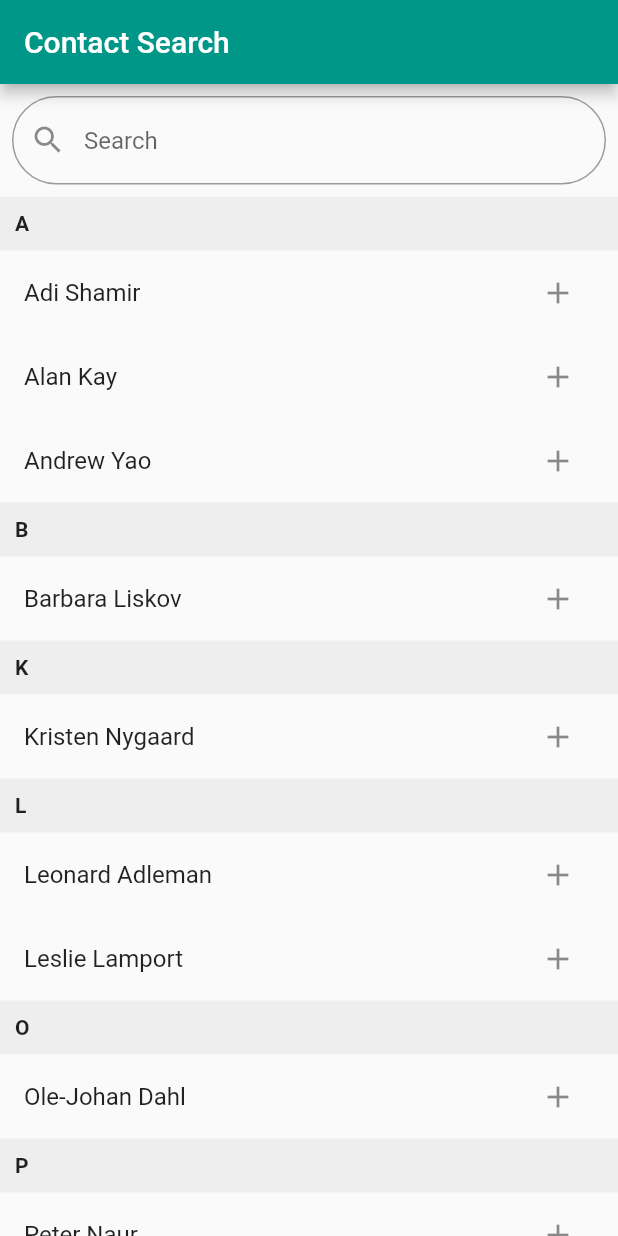
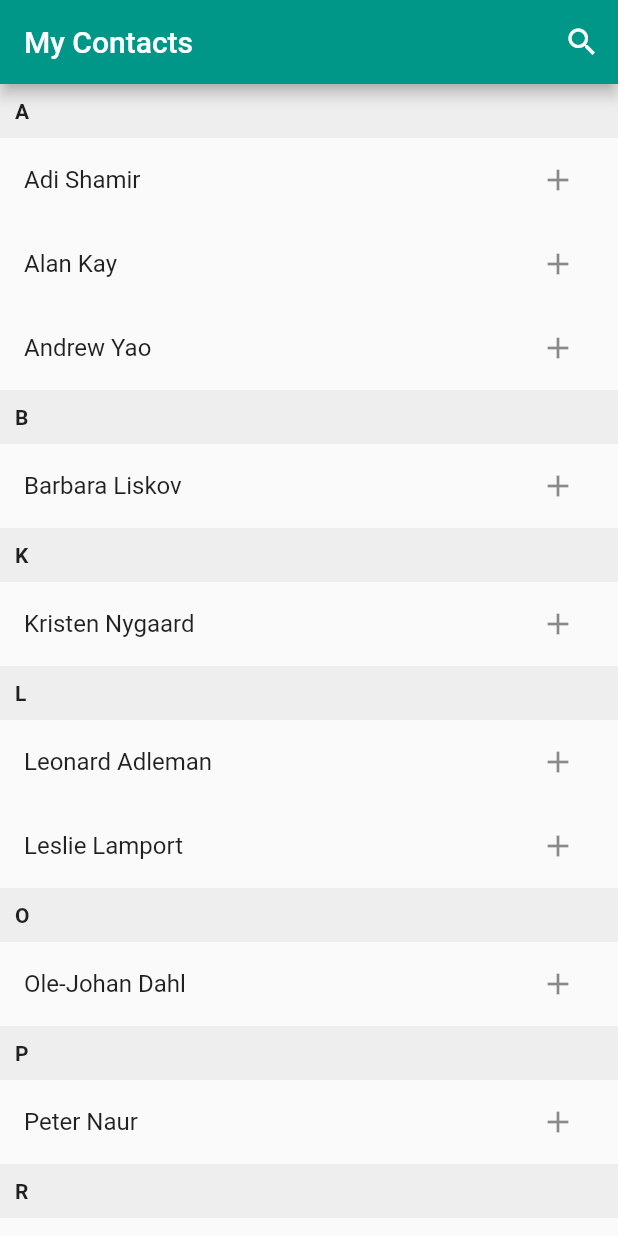
Before and after one commit to bstenm/flutter_miscellaneous, a Flutter app: the screen it shows after launch, on a phone screen of 412 x 824 dp. Run offline on Flutter 3.47's test engine with Material 2 defaults, Android fonts, the phone set to English and light mode, and no system bars.

Commit message:
extract search box into its own widget

```diff
--- a/lib/ContactSearch.dart
+++ b/lib/ContactSearch.dart
@@ -1,4 +1,5 @@
 import 'package:flutter/material.dart';
+import 'package:flutter_cookbook/SearchBox.dart';
 
 import 'ContactList.dart';
 import 'GroupedContacts.dart';
@@ -15,9 +16,10 @@ class ContactSearch extends StatefulWidget {
 }
 
 class _ContactSearchState extends State<ContactSearch> {
-  TextEditingController editingController = TextEditingController();
+  TextEditingController searchController = TextEditingController();
 
-  Map entries = {};
+  Map _entries = {};
+  bool _searchOn = false;
   Map sortedContacts = {};
 
   Map sortListAlphabetically(List<String> list) {
@@ -35,16 +37,17 @@ class _ContactSearchState extends State<ContactSearch> {
   @override
   void initState() {
     sortedContacts = sortListAlphabetically(widget.contacts);
-    entries.addAll(sortedContacts);
+    _entries.addAll(sortedContacts);
     super.initState();
   }
 
   void filterContacts(String searchTerm) {
-    var matches = List<String>();
+    List<String> matches = List<String>();
+
     if (searchTerm.isEmpty) {
       setState(() {
-        entries.clear();
-        entries.addAll(sortedContacts);
+        _entries.clear();
+        _entries.addAll(sortedContacts);
       });
       return;
     }
@@ -56,8 +59,8 @@ class _ContactSearchState extends State<ContactSearch> {
     });
 
     setState(() {
-      entries.clear();
-      entries.addAll(sortListAlphabetically(matches));
+      _entries.clear();
+      _entries.addAll(sortListAlphabetically(matches));
     });
   }
 
@@ -65,29 +68,44 @@ class _ContactSearchState extends State<ContactSearch> {
   Widget build(BuildContext context) {
     return Scaffold(
       appBar: AppBar(
-        title: Text('Contact Search'),
+        title: _searchOn
+            ? SearchBox(
+                controller: searchController,
+                filterContacts: filterContacts,
+              )
+            : Text('My Contacts'),
+        actions: <Widget>[
+          Visibility(
+            visible: _searchOn,
+            child: IconButton(
+              icon: Icon(Icons.clear),
+              onPressed: () {
+                setState(() {
+                  _entries.clear();
+                  _entries.addAll(sortedContacts);
+                  _searchOn = false;
+                });
+              },
+            ),
+          ),
+          Visibility(
+            visible: !_searchOn,
+            child: IconButton(
+              icon: Icon(Icons.search),
+              onPressed: () {
+                setState(() {
+                  _searchOn = true;
+                });
+              },
+            ),
+          )
+        ],
       ),
       body: Container(
         child: Column(
           children: <Widget>[
-            Padding(
-              padding: const EdgeInsets.all(8.0),
-              child: TextField(
-                onChanged: filterContacts,
-                controller: editingController,
-                decoration: InputDecoration(
-                  hintText: 'Search',
-                  prefixIcon: Icon(Icons.search),
-                  border: OutlineInputBorder(
-                    borderRadius: BorderRadius.all(
-                      Radius.circular(50.0),
-                    ),
-                  ),
-                ),
-              ),
-            ),
-            ContactList(entries: entries),
-            GroupedContacts()
+            ContactList(entries: _entries),
+            GroupedContacts(),
           ],
         ),
       ),
--- a/lib/GroupedContacts.dart
+++ b/lib/GroupedContacts.dart
@@ -4,7 +4,7 @@ import 'package:provider/provider.dart';
 import 'state/selectedContacts.dart';
 
 class GroupedContacts extends StatelessWidget {
-  const GroupedContacts({
+  GroupedContacts({
     Key key,
   }) : super(key: key);
 
```
Also changed, not shown: lib/SearchBox.dart (+21 -18 lines).
